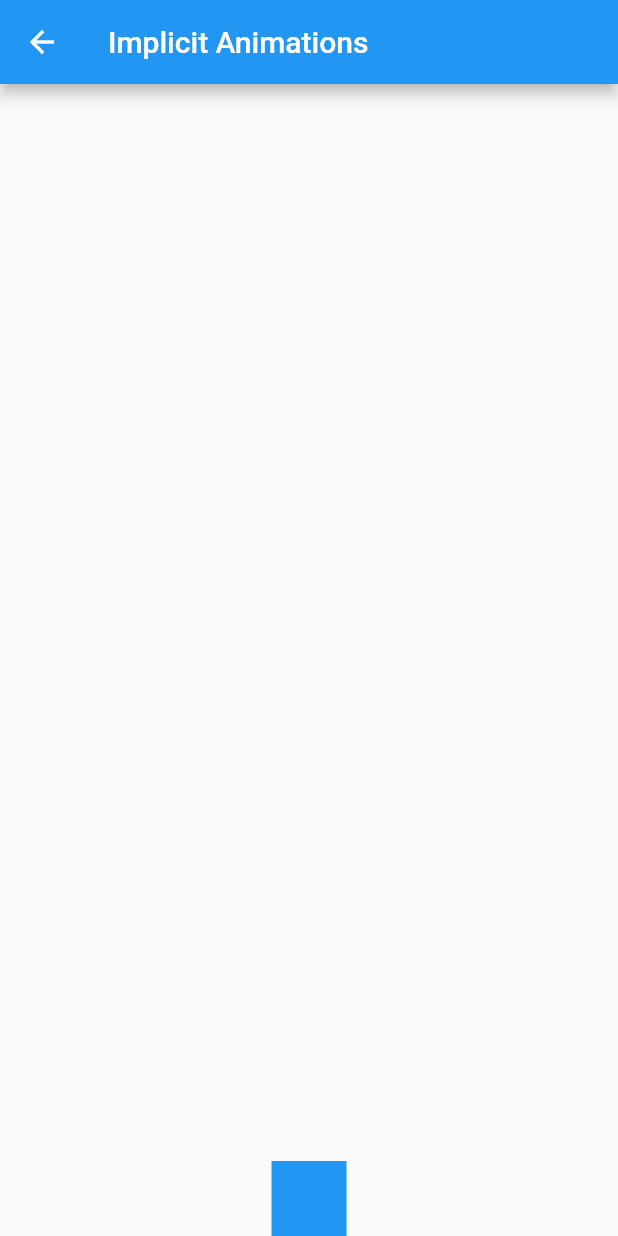
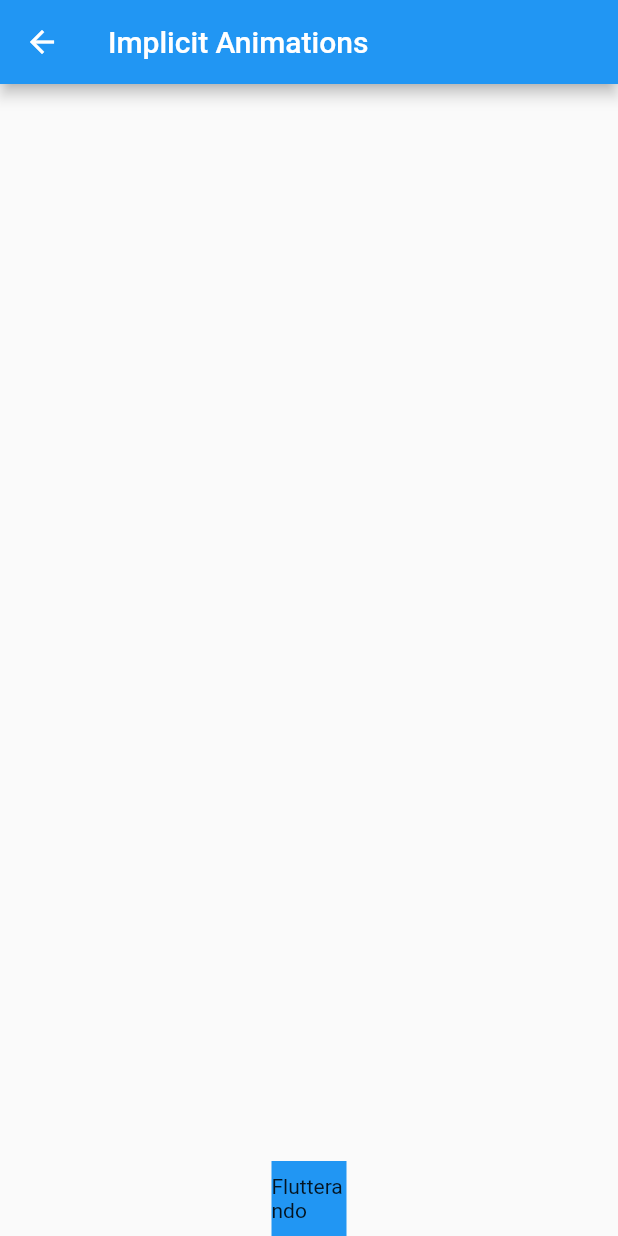
Before and after one commit to enosteteo/implicit_animations, a Flutter app: the ImplicitAnimationsPage screen opened directly, on a phone screen of 412 x 824 dp. Run offline on Flutter 3.47's test engine with Material 2 defaults, Android fonts, the phone set to English and light mode, and no system bars.

Commit message:
alterando a escala do quadrado

```diff
--- a/lib/implicit_animations_page.dart
+++ b/lib/implicit_animations_page.dart
@@ -26,11 +26,17 @@ class _ImplicitAnimationsPageState extends State<ImplicitAnimationsPage> {
               isExpaned = !isExpaned;
             });
           },
-          child: AnimatedContainer(
+          child: AnimatedScale(
             duration: duration,
-            width: isExpaned ? 100 : 50,
-            height: isExpaned ? 100 : 50,
-            color: isExpaned ? Colors.red : Colors.blue,
+            scale: isExpaned ? 2 : 1,
+            child: AnimatedContainer(
+              duration: duration,
+              alignment: Alignment.center,
+              width: isExpaned ? 100 : 50,
+              height: isExpaned ? 100 : 50,
+              color: isExpaned ? Colors.red : Colors.blue,
+              child: Text('Flutterando'),
+            ),
           ),
         ),
       ),
```
